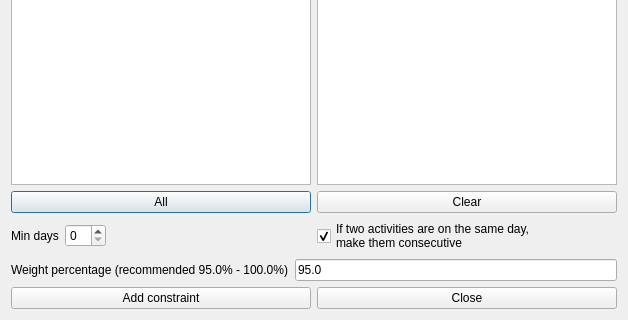
vonmecheln/fet, file fet/src/interface/addconstraintmindaysbetweenactivitiesform_template.ui: the form before one commit; both pictures show x 0 to 628 and y 244 to 564 of the 628 by 564 pixel window.
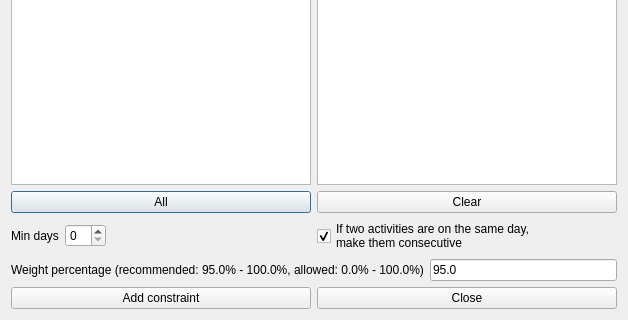
The form after the commit.

```diff
--- a/fet/src/interface/addconstraintmindaysbetweenactivitiesform_template.ui
+++ b/fet/src/interface/addconstraintmindaysbetweenactivitiesform_template.ui
@@ -214,7 +214,7 @@
         <enum>QFrame::Plain</enum>
        </property>
        <property name="text">
-        <string>Weight percentage (recommended 95.0% - 100.0%)</string>
+        <string>Weight percentage (recommended: 95.0% - 100.0%, allowed: 0.0% - 100.0%)</string>
        </property>
        <property name="wordWrap">
         <bool>false</bool>
```
